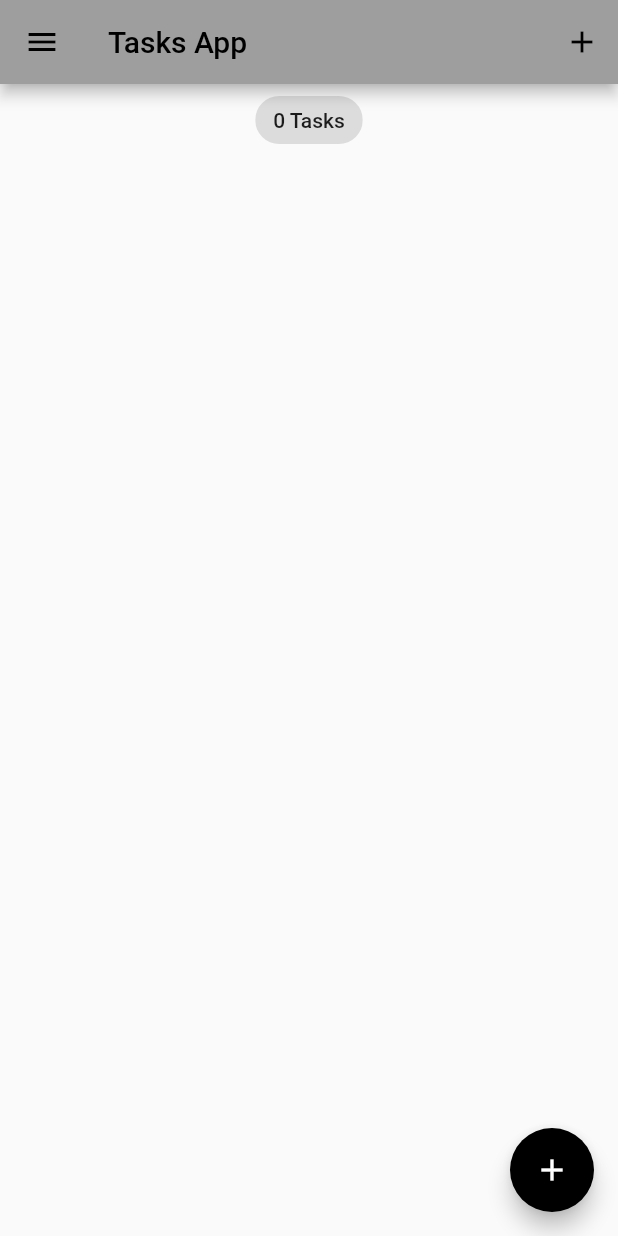
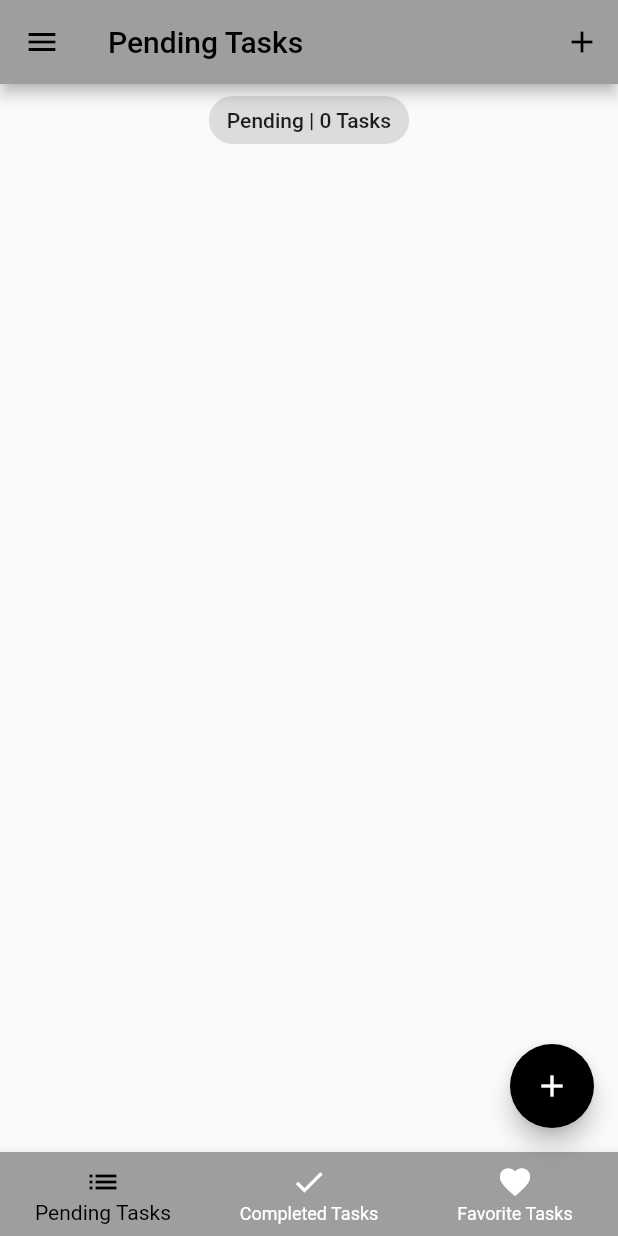
Before and after one commit to un4ckn0wl3z/flutter_task_app, a Flutter app: the screen it shows after launch, on a phone screen of 412 x 824 dp. Run offline on Flutter 3.47's test engine with Material 2 defaults, Android fonts, the phone set to English and light mode, and no system bars; our stand-ins replace equatable, flutter_bloc, hydrated_bloc.

Commit message:
feat: add tab screen

```diff
--- a/lib/blocs/switch_bloc/switch_bloc.dart
+++ b/lib/blocs/switch_bloc/switch_bloc.dart
@@ -1,4 +1,3 @@
-import 'package:bloc/bloc.dart';
 import 'package:equatable/equatable.dart';
 
 import '../bloc_exports.dart';
--- a/lib/blocs/tasks_bloc/task_state.dart
+++ b/lib/blocs/tasks_bloc/task_state.dart
@@ -3,27 +3,38 @@
 part of 'task_bloc.dart';
 
 class TaskState extends Equatable {
-  final List<Task> allTasks;
+  final List<Task> pendingTasks;
+  final List<Task> completedTasks;
+  final List<Task> favoriteTasks;
   final List<Task> removedTasks;
   const TaskState({
-    this.allTasks = const <Task>[],
+    this.pendingTasks = const <Task>[],
+    this.completedTasks = const <Task>[],
+    this.favoriteTasks = const <Task>[],
     this.removedTasks = const <Task>[],
   });
 
   @override
-  List<Object> get props => [allTasks, removedTasks];
+  List<Object> get props => [
+        pendingTasks,
+        completedTasks,
+        favoriteTasks,
+        removedTasks,
+      ];
 
   Map<String, dynamic> toMap() {
     return {
-      'allTasks': allTasks.map((x) => x.toMap()).toList(),
+      'pendingTasks': pendingTasks.map((x) => x.toMap()).toList(),
+      'completedTasks': completedTasks.map((x) => x.toMap()).toList(),
+      'favoriteTasks': favoriteTasks.map((x) => x.toMap()).toList(),
       'removedTasks': removedTasks.map((x) => x.toMap()).toList(),
     };
   }
 
   factory TaskState.fromMap(Map<String, dynamic> map) {
     return TaskState(
-      allTasks: List<Task>.from(
-        map['allTasks']?.map(
+      pendingTasks: List<Task>.from(
+        map['pendingTasks']?.map(
           (x) => Task.fromMap(x),
         ),
       ),
@@ -32,6 +43,16 @@ class TaskState extends Equatable {
           (x) => Task.fromMap(x),
         ),
       ),
+      completedTasks: List<Task>.from(
+        map['completedTasks']?.map(
+          (x) => Task.fromMap(x),
+        ),
+      ),
+      favoriteTasks: List<Task>.from(
+        map['favoriteTasks']?.map(
+          (x) => Task.fromMap(x),
+        ),
+      ),
     );
   }
 }
--- a/lib/main.dart
+++ b/lib/main.dart
@@ -1,9 +1,9 @@
 import 'package:flutter/material.dart';
+import 'package:flutter_tasks_app/screens/tabs_screen.dart';
 import 'package:flutter_tasks_app/services/app_router.dart';
 import 'package:flutter_tasks_app/services/app_theme.dart';
 import 'package:path_provider/path_provider.dart';
 import 'blocs/bloc_exports.dart';
-import 'screens/tasks_screen.dart';
 
 void main() async {
   WidgetsFlutterBinding.ensureInitialized();
@@ -37,7 +37,7 @@ class MyApp extends StatelessWidget {
             theme: state.switchValue
                 ? AppThemes.appThemeData[AppTheme.darkTheme]
                 : AppThemes.appThemeData[AppTheme.lightTheme],
-            home: const TasksScreen(),
+            home: TabsScreen(),
             onGenerateRoute: appRouter.onGenerateRoute,
           );
         },
--- /dev/null
+++ b/lib/screens/peding_tasks_screen.dart
@@ -0,0 +1,31 @@
+import 'package:flutter/material.dart';
+import 'package:flutter_tasks_app/blocs/bloc_exports.dart';
+import 'package:flutter_tasks_app/models/task.dart';
+import '../widgets/tasks_list.dart';
+
+class PendingTasksScreen extends StatelessWidget {
+  const PendingTasksScreen({Key? key}) : super(key: key);
+  static const id = 'pending_tasks_screen';
+
+  @override
+  Widget build(BuildContext context) {
+    return BlocBuilder<TaskBloc, TaskState>(
+      builder: (context, state) {
+        List<Task> tasksList = state.pendingTasks;
+        return Column(
+          crossAxisAlignment: CrossAxisAlignment.center,
+          children: [
+            Center(
+              child: Chip(
+                label: Text(
+                  'Pending | ${tasksList.length} Tasks',
+                ),
+              ),
+            ),
+            TaskList(tasksList: tasksList),
+          ],
+        );
+      },
+    );
+  }
+}
--- /dev/null
+++ b/lib/screens/tabs_screen.dart
@@ -0,0 +1,85 @@
+import 'package:flutter/material.dart';
+import 'package:flutter_tasks_app/screens/add_task_screen.dart';
+import 'package:flutter_tasks_app/screens/completed_tasks_screen.dart';
+import 'package:flutter_tasks_app/screens/favorite_tasks_screen.dart';
+import 'package:flutter_tasks_app/screens/my_drawer.dart';
+import 'package:flutter_tasks_app/screens/peding_tasks_screen.dart';
+
+class TabsScreen extends StatefulWidget {
+  const TabsScreen({Key? key}) : super(key: key);
+
+  static const id = 'tabs_screen';
+
+  @override
+  State<TabsScreen> createState() => _TabsScreenState();
+}
+
+class _TabsScreenState extends State<TabsScreen> {
+  final List<Map<String, dynamic>> _pageDetails = [
+    {'pageName': const PendingTasksScreen(), 'title': 'Pending Tasks'},
+    {'pageName': const CompletedTasksScreen(), 'title': 'Completed Tasks'},
+    {'pageName': const FavoriteTasksScreen(), 'title': 'Favorite Tasks'},
+  ];
+
+  var _selectedPageIndex = 0;
+
+  void _addTask(BuildContext context) {
+    showModalBottomSheet(
+        context: context,
+        builder: (context) {
+          return SingleChildScrollView(
+            child: Container(
+              padding: EdgeInsets.only(
+                  bottom: MediaQuery.of(context).viewInsets.bottom),
+              child: const AddTaskScreen(),
+            ),
+          );
+        });
+  }
+
+  @override
+  Widget build(BuildContext context) {
+    return Scaffold(
+      appBar: AppBar(
+        title: Text(_pageDetails[_selectedPageIndex]['title']),
+        actions: [
+          IconButton(
+            onPressed: () => _addTask(context),
+            icon: const Icon(Icons.add),
+          )
+        ],
+      ),
+      drawer: const MyDrawer(),
+      body: _pageDetails[_selectedPageIndex]['pageName'],
+      floatingActionButton: _selectedPageIndex == 0
+          ? FloatingActionButton(
+              onPressed: () => _addTask(context),
+              tooltip: 'Add Task',
+              child: const Icon(Icons.add),
+            )
+          : null,
+      bottomNavigationBar: BottomNavigationBar(
+        currentIndex: _selectedPageIndex,
+        onTap: (index) {
+          setState(() {
+            _selectedPageIndex = index;
+          });
+        },
+        items: const [
+          BottomNavigationBarItem(
+            icon: Icon(Icons.list),
+            label: 'Pending Tasks',
+          ),
+          BottomNavigationBarItem(
+            icon: Icon(Icons.done),
+            label: 'Completed Tasks',
+          ),
+          BottomNavigationBarItem(
+            icon: Icon(Icons.favorite),
+            label: 'Favorite Tasks',
+          )
+        ],
+      ),
+    );
+  }
+}
--- a/lib/screens/tasks_screen.dart
+++ /dev/null
@@ -1,64 +0,0 @@
-import 'package:flutter/material.dart';
-import 'package:flutter_tasks_app/blocs/bloc_exports.dart';
-import 'package:flutter_tasks_app/models/task.dart';
-import 'package:flutter_tasks_app/screens/my_drawer.dart';
-import '../widgets/tasks_list.dart';
-import 'add_task_screen.dart';
-
-class TasksScreen extends StatelessWidget {
-  const TasksScreen({Key? key}) : super(key: key);
-  static const id = 'tasks_screen';
-
-  void _addTask(BuildContext context) {
-    showModalBottomSheet(
-        context: context,
-        builder: (context) {
-          return SingleChildScrollView(
-            child: Container(
-              padding: EdgeInsets.only(
-                  bottom: MediaQuery.of(context).viewInsets.bottom),
-              child: const AddTaskScreen(),
-            ),
-          );
-        });
-  }
-
-  @override
-  Widget build(BuildContext context) {
-    return BlocBuilder<TaskBloc, TaskState>(
-      builder: (context, state) {
-        List<Task> tasksList = state.allTasks;
-        return Scaffold(
-          appBar: AppBar(
-            title: const Text('Tasks App'),
-            actions: [
-              IconButton(
-                onPressed: () => _addTask(context),
-                icon: const Icon(Icons.add),
-              )
-            ],
-          ),
-          drawer: const MyDrawer(),
-          body: Column(
-            crossAxisAlignment: CrossAxisAlignment.center,
-            children: [
-              Center(
-                child: Chip(
-                  label: Text(
-                    '${state.allTasks.length} Tasks',
-                  ),
-                ),
-              ),
-              TaskList(tasksList: tasksList),
-            ],
-          ),
-          floatingActionButton: FloatingActionButton(
-            onPressed: () => _addTask(context),
-            tooltip: 'Add Task',
-            child: const Icon(Icons.add),
-          ),
-        );
-      },
-    );
-  }
-}
--- a/lib/services/app_router.dart
+++ b/lib/services/app_router.dart
@@ -1,6 +1,6 @@
 import 'package:flutter/material.dart';
 import 'package:flutter_tasks_app/screens/recycle_bin_folder.dart';
-import 'package:flutter_tasks_app/screens/tasks_screen.dart';
+import 'package:flutter_tasks_app/screens/tabs_screen.dart';
 
 class AppRouter {
   Route? onGenerateRoute(RouteSettings routeSettings) {
@@ -9,9 +9,9 @@ class AppRouter {
         return MaterialPageRoute(
           builder: (_) => const RecycleBin(),
         );
-      case TasksScreen.id:
+      case TabsScreen.id:
         return MaterialPageRoute(
-          builder: (_) => const TasksScreen(),
+          builder: (_) => const TabsScreen(),
         );
       default:
         return null;
```
Also changed, not shown: lib/blocs/tasks_bloc/task_bloc.dart (+33 -13 lines), lib/screens/completed_tasks_screen.dart (added, +31 -0 lines), lib/screens/favorite_tasks_screen.dart (added, +31 -0 lines), lib/screens/my_drawer.dart (+5 -4 lines).
